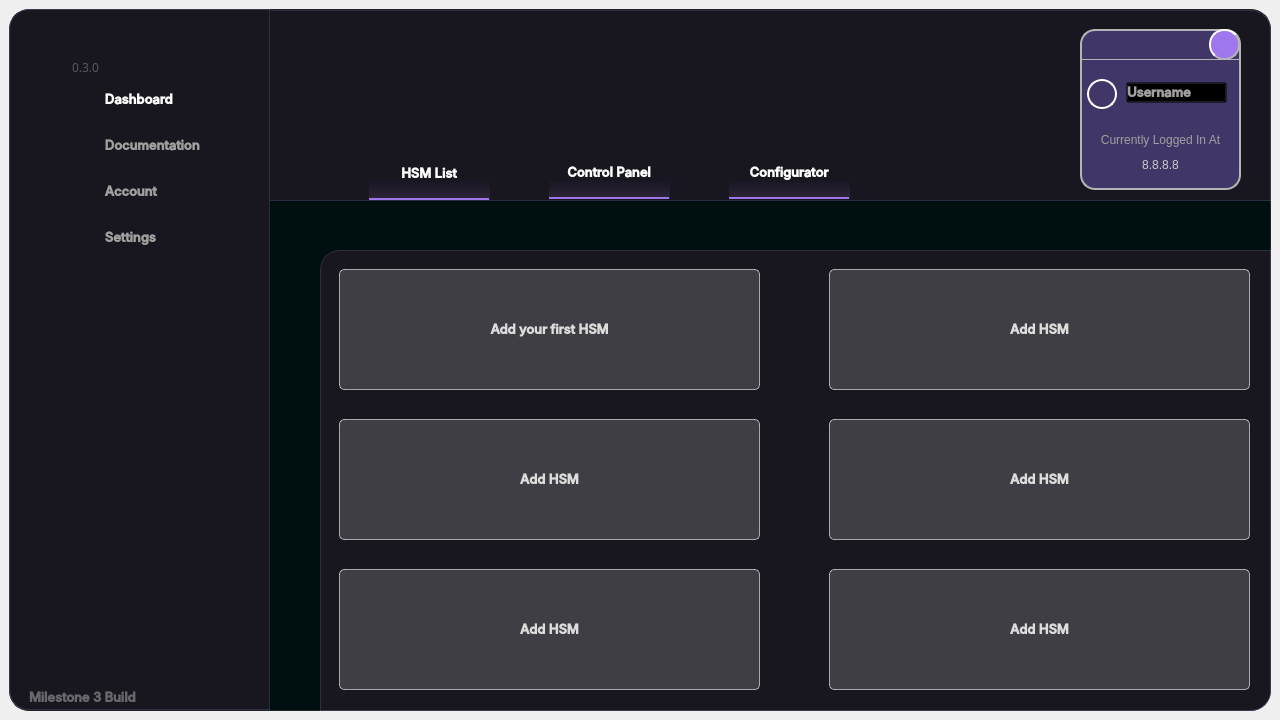
ameasere/Polaris, file UI/main.ui: the form before one commit.
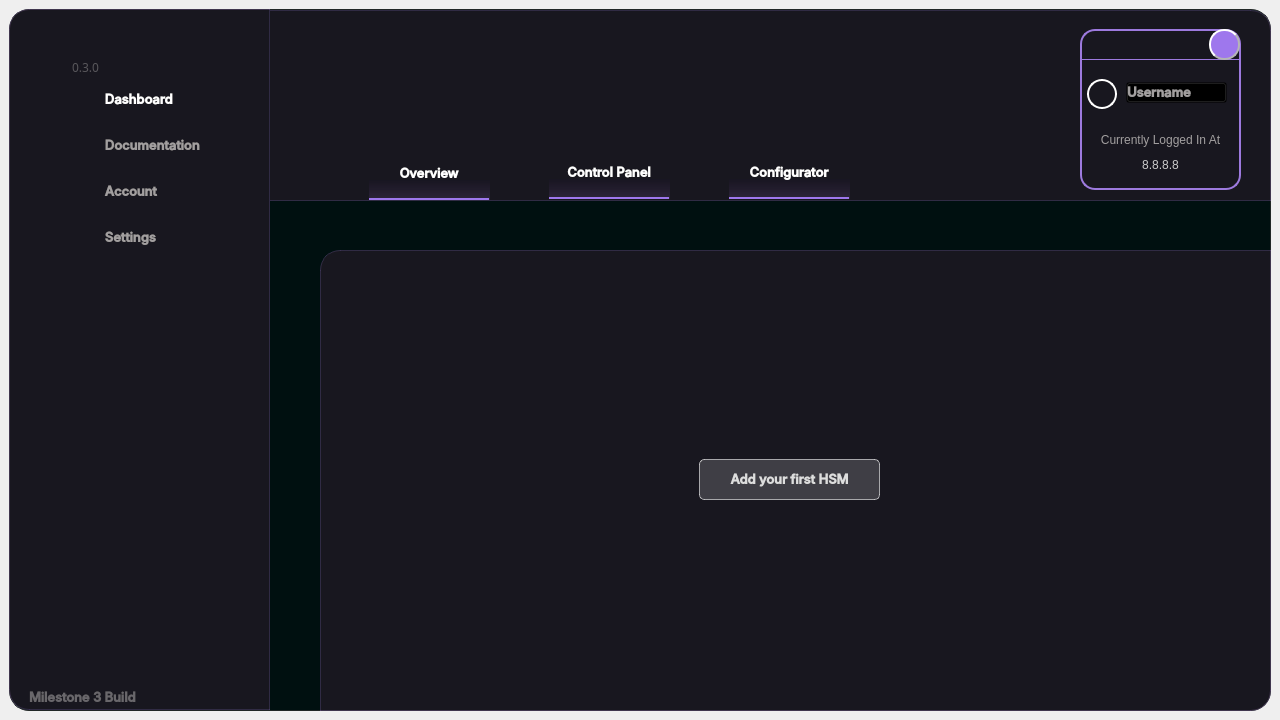
The form after the commit. Icons and pictures are not drawn.

Commit message: UI, Driver and Server-side Changes

Patch:
```diff
--- a/UI/main.ui
+++ b/UI/main.ui
@@ -965,8 +965,9 @@
        </property>
        <property name="styleSheet">
         <string notr="true">QFrame  {
-	background-color: rgba(94, 76, 154, 150);
-	border: 2px solid rgb(181, 181, 181);
+	background-color: rgba(40, 27, 40);
+	background: solid;
+	border: 2px solid rgb(157, 122, 222);
 	border-radius: 15px;
 }</string>
        </property>
@@ -1585,10 +1586,10 @@
         <widget class="QPushButton" name="btn_addfirsthsm">
          <property name="geometry">
           <rect>
-           <x>10</x>
-           <y>10</y>
-           <width>421</width>
-           <height>121</height>
+           <x>370</x>
+           <y>200</y>
+           <width>181</width>
+           <height>41</height>
           </rect>
          </property>
          <property name="minimumSize">
@@ -1639,291 +1640,6 @@
            <normaloff>:/icons/images/icons/cil-plus.png</normaloff>:/icons/images/icons/cil-plus.png</iconset>
          </property>
         </widget>
-        <widget class="QPushButton" name="btn_addhsm_2">
-         <property name="geometry">
-          <rect>
-           <x>500</x>
-           <y>10</y>
-           <width>421</width>
-           <height>121</height>
-          </rect>
-         </property>
-         <property name="minimumSize">
-          <size>
-           <width>120</width>
-           <height>15</height>
-          </size>
-         </property>
-         <property name="font">
-          <font>
-           <family>Inter Medium</family>
-           <pointsize>10</pointsize>
-           <italic>false</italic>
-           <bold>true</bold>
-          </font>
-         </property>
-         <property name="cursor">
-          <cursorShape>PointingHandCursor</cursorShape>
-         </property>
-         <property name="styleSheet">
-          <string notr="true">#btn_addhsm_2 {
-background-color: rgba(222, 222, 222, 50);
-font: 600 10pt &quot;Inter Medium&quot;;
-text-align: center;
-border: 1px solid rgba(255, 255, 255, 150);
-border-radius: 5px;
-}
-#btn_addhsm_2:hover {
-background-color: rgba(222, 222, 222, 90);
-font: 600 10pt &quot;Inter Medium&quot;;
-text-align: center;
-border: 1px solid rgba(255, 255, 255, 150);
-border-radius: 5px;
-}
-#btn_addhsm_2:pressed {
-background-color: rgba(222, 222, 222, 150);
-font: 600 10pt &quot;Inter Medium&quot;;
-text-align: center;
-border: 1px solid rgba(255, 255, 255, 150);
-border-radius: 5px;
-}</string>
-         </property>
-         <property name="text">
-          <string>Add HSM</string>
-         </property>
-         <property name="icon">
-          <iconset resource="resources.qrc">
-           <normaloff>:/icons/images/icons/cil-plus.png</normaloff>:/icons/images/icons/cil-plus.png</iconset>
-         </property>
-        </widget>
-        <widget class="QPushButton" name="btn_addhsm_3">
-         <property name="geometry">
-          <rect>
-           <x>10</x>
-           <y>160</y>
-           <width>421</width>
-           <height>121</height>
-          </rect>
-         </property>
-         <property name="minimumSize">
-          <size>
-           <width>120</width>
-           <height>15</height>
-          </size>
-         </property>
-         <property name="font">
-          <font>
-           <family>Inter Medium</family>
-           <pointsize>10</pointsize>
-           <italic>false</italic>
-           <bold>true</bold>
-          </font>
-         </property>
-         <property name="cursor">
-          <cursorShape>PointingHandCursor</cursorShape>
-         </property>
-         <property name="styleSheet">
-          <string notr="true">#btn_addhsm_3 {
-background-color: rgba(222, 222, 222, 50);
-font: 600 10pt &quot;Inter Medium&quot;;
-text-align: center;
-border: 1px solid rgba(255, 255, 255, 150);
-border-radius: 5px;
-}
-#btn_addhsm_3:hover {
-background-color: rgba(222, 222, 222, 90);
-font: 600 10pt &quot;Inter Medium&quot;;
-text-align: center;
-border: 1px solid rgba(255, 255, 255, 150);
-border-radius: 5px;
-}
-#btn_addhsm_3:pressed {
-background-color: rgba(222, 222, 222, 150);
-font: 600 10pt &quot;Inter Medium&quot;;
-text-align: center;
-border: 1px solid rgba(255, 255, 255, 150);
-border-radius: 5px;
-}</string>
-         </property>
-         <property name="text">
-          <string>Add HSM</string>
-         </property>
-         <property name="icon">
-          <iconset resource="resources.qrc">
-           <normaloff>:/icons/images/icons/cil-plus.png</normaloff>:/icons/images/icons/cil-plus.png</iconset>
-         </property>
-        </widget>
-        <widget class="QPushButton" name="btn_addhsm_4">
-         <property name="geometry">
-          <rect>
-           <x>500</x>
-           <y>160</y>
-           <width>421</width>
-           <height>121</height>
-          </rect>
-         </property>
-         <property name="minimumSize">
-          <size>
-           <width>120</width>
-           <height>15</height>
-          </size>
-         </property>
-         <property name="font">
-          <font>
-           <family>Inter Medium</family>
-           <pointsize>10</pointsize>
-           <italic>false</italic>
-           <bold>true</bold>
-          </font>
-         </property>
-         <property name="cursor">
-          <cursorShape>PointingHandCursor</cursorShape>
-         </property>
-         <property name="styleSheet">
-          <string notr="true">#btn_addhsm_4 {
-background-color: rgba(222, 222, 222, 50);
-font: 600 10pt &quot;Inter Medium&quot;;
-text-align: center;
-border: 1px solid rgba(255, 255, 255, 150);
-border-radius: 5px;
-}
-#btn_addhsm_4:hover {
-background-color: rgba(222, 222, 222, 90);
-font: 600 10pt &quot;Inter Medium&quot;;
-text-align: center;
-border: 1px solid rgba(255, 255, 255, 150);
-border-radius: 5px;
-}
-#btn_addhsm_4:pressed {
-background-color: rgba(222, 222, 222, 150);
-font: 600 10pt &quot;Inter Medium&quot;;
-text-align: center;
-border: 1px solid rgba(255, 255, 255, 150);
-border-radius: 5px;
-}</string>
-         </property>
-         <property name="text">
-          <string>Add HSM</string>
-         </property>
-         <property name="icon">
-          <iconset resource="resources.qrc">
-           <normaloff>:/icons/images/icons/cil-plus.png</normaloff>:/icons/images/icons/cil-plus.png</iconset>
-         </property>
-        </widget>
-        <widget class="QPushButton" name="btn_addhsm_5">
-         <property name="geometry">
-          <rect>
-           <x>10</x>
-           <y>310</y>
-           <width>421</width>
-           <height>121</height>
-          </rect>
-         </property>
-         <property name="minimumSize">
-          <size>
-           <width>120</width>
-           <height>15</height>
-          </size>
-         </property>
-         <property name="font">
-          <font>
-           <family>Inter Medium</family>
-           <pointsize>10</pointsize>
-           <italic>false</italic>
-           <bold>true</bold>
-          </font>
-         </property>
-         <property name="cursor">
-          <cursorShape>PointingHandCursor</cursorShape>
-         </property>
-         <property name="styleSheet">
-          <string notr="true">#btn_addhsm_5 {
-background-color: rgba(222, 222, 222, 50);
-font: 600 10pt &quot;Inter Medium&quot;;
-text-align: center;
-border: 1px solid rgba(255, 255, 255, 150);
-border-radius: 5px;
-}
-#btn_addhsm_5:hover {
-background-color: rgba(222, 222, 222, 90);
-font: 600 10pt &quot;Inter Medium&quot;;
-text-align: center;
-border: 1px solid rgba(255, 255, 255, 150);
-border-radius: 5px;
-}
-#btn_addhsm_5:pressed {
-background-color: rgba(222, 222, 222, 150);
-font: 600 10pt &quot;Inter Medium&quot;;
-text-align: center;
-border: 1px solid rgba(255, 255, 255, 150);
-border-radius: 5px;
-}</string>
-         </property>
-         <property name="text">
-          <string>Add HSM</string>
-         </property>
-         <property name="icon">
-          <iconset resource="resources.qrc">
-           <normaloff>:/icons/images/icons/cil-plus.png</normaloff>:/icons/images/icons/cil-plus.png</iconset>
-         </property>
-        </widget>
-        <widget class="QPushButton" name="btn_addhsm_6">
-         <property name="geometry">
-          <rect>
-           <x>500</x>
-           <y>310</y>
-           <width>421</width>
-           <height>121</height>
-          </rect>
-         </property>
-         <property name="minimumSize">
-          <size>
-           <width>120</width>
-           <height>15</height>
-          </size>
-         </property>
-         <property name="font">
-          <font>
-           <family>Inter Medium</family>
-           <pointsize>10</pointsize>
-           <italic>false</italic>
-           <bold>true</bold>
-          </font>
-         </property>
-         <property name="cursor">
-          <cursorShape>PointingHandCursor</cursorShape>
-         </property>
-         <property name="styleSheet">
-          <string notr="true">#btn_addhsm_6 {
-background-color: rgba(222, 222, 222, 50);
-font: 600 10pt &quot;Inter Medium&quot;;
-text-align: center;
-border: 1px solid rgba(255, 255, 255, 150);
-border-radius: 5px;
-}
-#btn_addhsm_6:hover {
-background-color: rgba(222, 222, 222, 90);
-font: 600 10pt &quot;Inter Medium&quot;;
-text-align: center;
-border: 1px solid rgba(255, 255, 255, 150);
-border-radius: 5px;
-}
-#btn_addhsm_6:pressed {
-background-color: rgba(222, 222, 222, 150);
-font: 600 10pt &quot;Inter Medium&quot;;
-text-align: center;
-border: 1px solid rgba(255, 255, 255, 150);
-border-radius: 5px;
-}</string>
-         </property>
-         <property name="text">
-          <string>Add HSM</string>
-         </property>
-         <property name="icon">
-          <iconset resource="resources.qrc">
-           <normaloff>:/icons/images/icons/cil-plus.png</normaloff>:/icons/images/icons/cil-plus.png</iconset>
-         </property>
-        </widget>
        </widget>
        <widget class="QWidget" name="configurator"/>
        <widget class="QWidget" name="controlpanel"/>
@@ -2001,7 +1717,7 @@
 }</string>
        </property>
        <property name="text">
-        <string>HSM List</string>
+        <string>Overview</string>
        </property>
       </widget>
       <widget class="QLabel" name="hsmlist_bg">
```
The commit also changes 4 other files.
